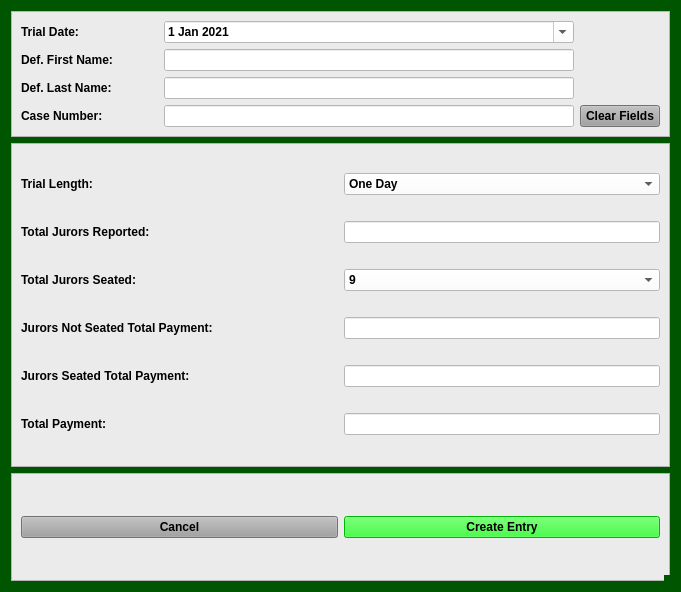
This is munientry/views/ui/JurorPaymentDialog.ui in HunterProgram22/MuniEntry as Qt 5 draws it before an edit. The edited form follows.
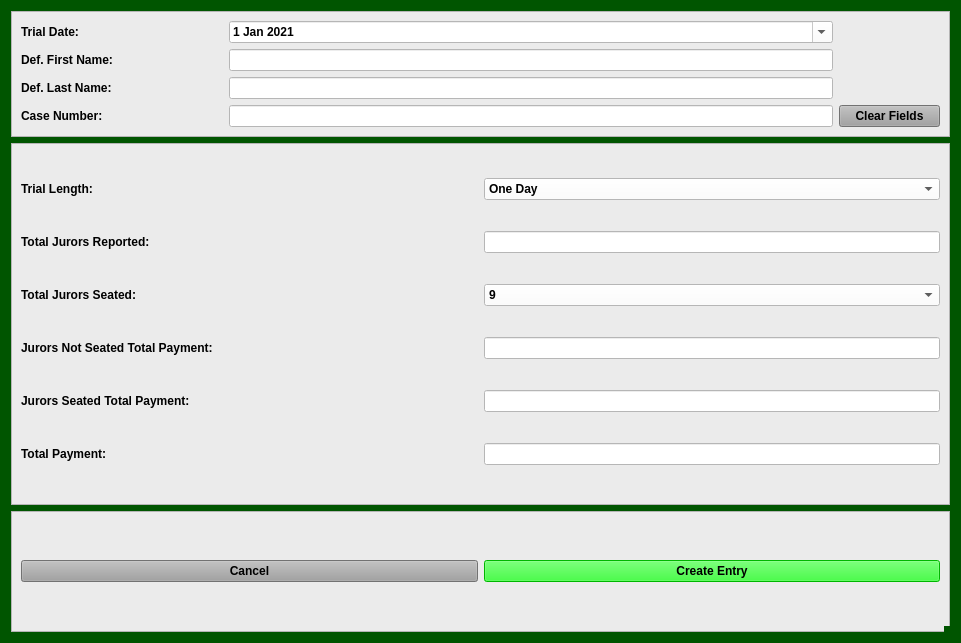
This is the edited form. Custom widgets are drawn as their Qt base class.

Commit message: Added juror payment button to main window.

```diff
--- a/munientry/views/ui/JurorPaymentDialog.ui
+++ b/munientry/views/ui/JurorPaymentDialog.ui
@@ -12,8 +12,8 @@
    <rect>
     <x>0</x>
     <y>0</y>
-    <width>681</width>
-    <height>592</height>
+    <width>961</width>
+    <height>643</height>
    </rect>
   </property>
   <property name="sizePolicy">
```
Left out of the diff: 5 changed lines with no effect on the pictures. The commit also changes 4 other files.
